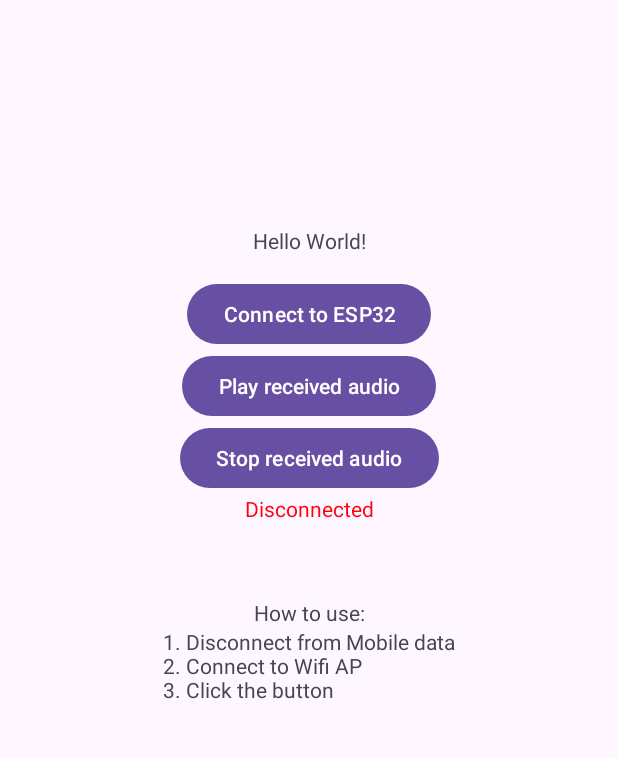
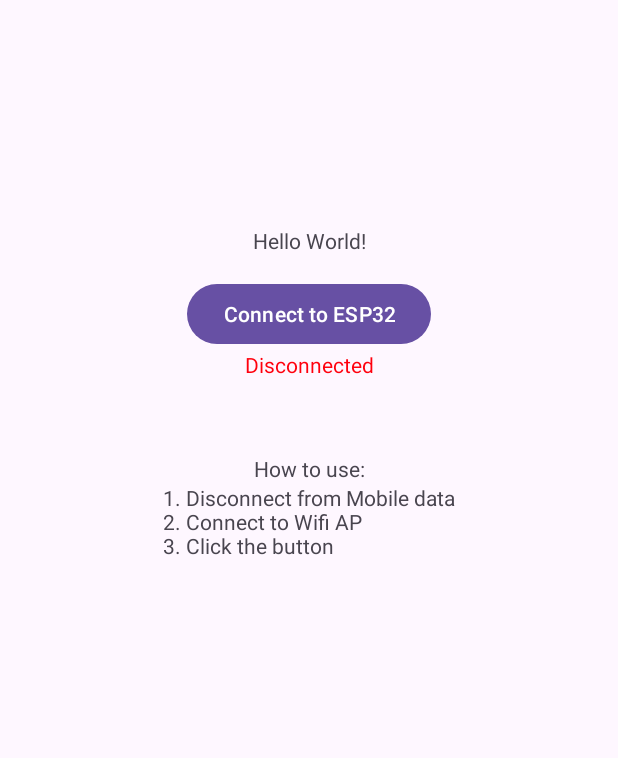
Before and after one commit to Apollo199999999/AssistiveHearing, an Android app: the screen it shows after launch (MainActivity), on a phone screen of 412 x 824 dp, the part 136-894 px from its top. Run offline under Robolectric (Android 15) with nearby library versions, the phone set to English and light mode, and no system bars; libraries missing offline, so code that uses them is left out: org.tensorflow.lite; 8 statements that could not run were skipped.

```diff
--- a/app/src/main/java/com/sic/assistivehearing/MainActivity.java
+++ b/app/src/main/java/com/sic/assistivehearing/MainActivity.java
@@ -116,6 +116,7 @@ public class MainActivity extends AppCompatActivity {
             try {
                 socket = new Socket("192.168.4.1", 50000);
                 connectESP = true;
+                at.play();
                 BufferedInputStream stdIn = new BufferedInputStream(socket.getInputStream());
 
                 while (true) {
@@ -229,7 +230,7 @@ public class MainActivity extends AppCompatActivity {
                 classifier.getRequiredTensorAudioFormat().getSampleRate()) * 1000;
 
         long interval = (long)(lengthInMilliSeconds * (1 - 0.5));
-        recordTimer.scheduleAtFixedRate(new GetSamples(), 0, interval);
+        //recordTimer.scheduleAtFixedRate(new GetSamples(), 0, interval);
 
     }
 
@@ -255,19 +256,7 @@ public class MainActivity extends AppCompatActivity {
             }
         });
 
-        Button playBtn = (Button)findViewById(R.id.PlayBtn);
-        playBtn.setOnClickListener(new View.OnClickListener() {
-            public void onClick(View v) {
-                at.play();
-            }
-        });
 
-        Button pauseBtn = (Button)findViewById(R.id.PauseBtn);
-        pauseBtn.setOnClickListener(new View.OnClickListener() {
-            public void onClick(View v) {
-                at.stop();
-            }
-        });
     }
     boolean connectESP = false;
     private void onConnectBtnClick(View v) {
--- a/app/src/main/res/layout/activity_main.xml
+++ b/app/src/main/res/layout/activity_main.xml
@@ -51,18 +51,6 @@
             android:layout_height="wrap_content"
             android:text="Connect to ESP32" />
 
-        <Button
-            android:id="@+id/PlayBtn"
-            android:layout_width="wrap_content"
-            android:layout_height="wrap_content"
-            android:text="Play received audio" />
-
-        <Button
-            android:id="@+id/PauseBtn"
-            android:layout_width="wrap_content"
-            android:layout_height="wrap_content"
-            android:text="Stop received audio" />
-
         <TextView
             android:id="@+id/TCPText"
             android:layout_width="wrap_content"
```
Also changed, not shown: 2 other files.
